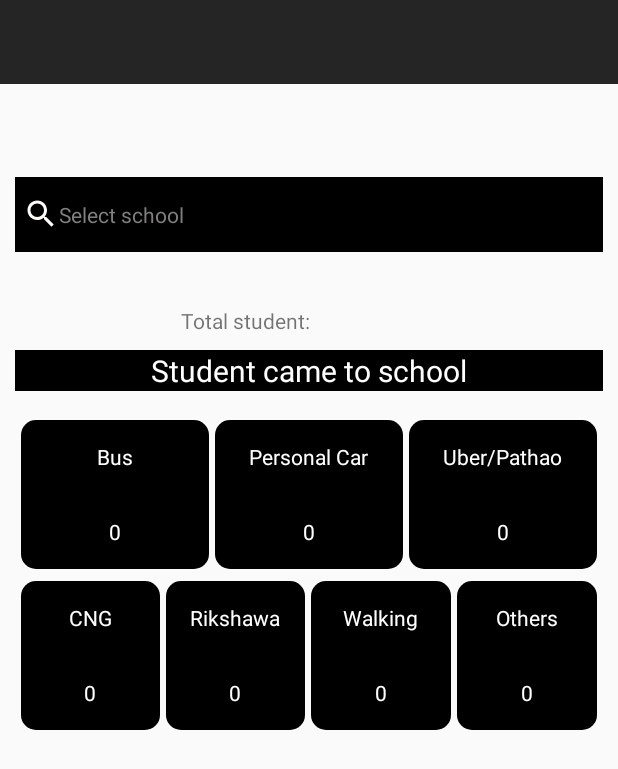
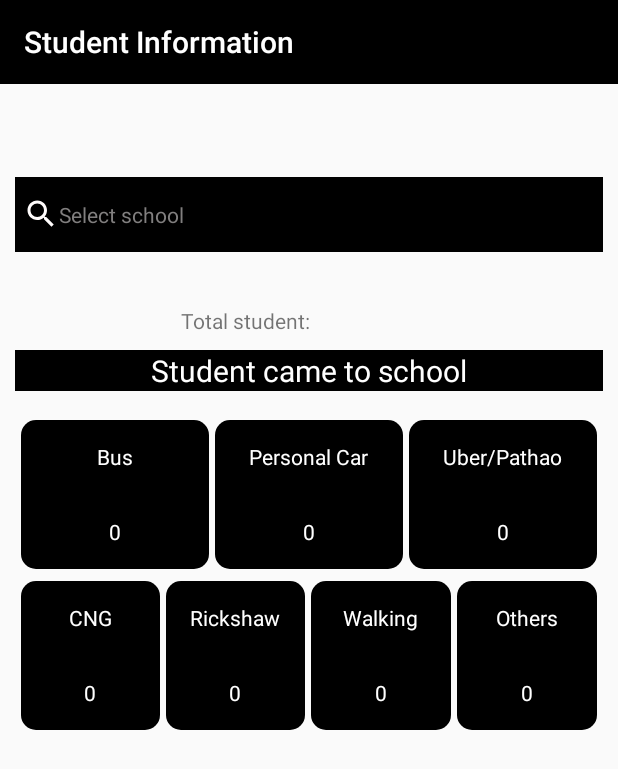
Before and after one commit to easourav/Students, an Android app: the layout activity_report.xml on its own in the app's theme, with its tools: preview values and no code run, on a phone screen of 412 x 824 dp. Shown: the top 769 px of the screen. Run offline under Robolectric (Android 15) with nearby library versions, the phone set to English and light mode, and no system bars; plain views replace PieChart.

Commit message:
done search corrent location

```diff
--- a/app/src/main/res/layout/activity_main.xml
+++ b/app/src/main/res/layout/activity_main.xml
@@ -8,10 +8,12 @@
     android:fitsSystemWindows="true"
     tools:context=".MainActivity">
 
+
     <LinearLayout
         android:layout_width="match_parent"
         android:layout_height="match_parent"
         android:orientation="vertical">
+        <include layout="@layout/toolbar_layout"/>
 
         <LinearLayout
             android:layout_width="match_parent"
--- a/app/src/main/res/layout/activity_report.xml
+++ b/app/src/main/res/layout/activity_report.xml
@@ -13,6 +13,7 @@
         android:orientation="vertical"
         android:weightSum="10"
         android:gravity="center">
+        <include layout="@layout/toolbar_layout"/>
         <LinearLayout
             android:layout_width="match_parent"
             android:layout_height="0dp"
@@ -273,7 +274,7 @@
                                 <TextView
                                     android:layout_width="wrap_content"
                                     android:layout_height="wrap_content"
-                                    android:text="Rikshawa"
+                                    android:text="Rickshaw"
                                     android:textColor="@color/colorWhite"/>
 
                             </LinearLayout>
--- a/app/src/main/res/layout/activity_student_reg.xml
+++ b/app/src/main/res/layout/activity_student_reg.xml
@@ -12,6 +12,7 @@
         android:layout_width="match_parent"
         android:layout_height="match_parent"
         android:orientation="vertical">
+        <include layout="@layout/toolbar_layout"/>
 
 
         <LinearLayout
--- /dev/null
+++ b/app/src/main/res/layout/toolbar_layout.xml
@@ -0,0 +1,12 @@
+<?xml version="1.0" encoding="utf-8"?>
+<android.support.v7.widget.Toolbar xmlns:android="http://schemas.android.com/apk/res/android"
+    xmlns:app="http://schemas.android.com/apk/res-auto"
+    android:layout_width="match_parent"
+    android:layout_height="?attr/actionBarSize"
+    android:background="@color/colorPrimary"
+    style="@style/ThemeOverlay.AppCompat.Dark.ActionBar"
+    android:id="@+id/toolbar"
+    app:titleTextColor="@color/colorWhite"
+    app:title="Student Information">
+
+</android.support.v7.widget.Toolbar>
--- a/app/src/main/res/values/strings.xml
+++ b/app/src/main/res/values/strings.xml
@@ -33,7 +33,7 @@
         <item>Personal car</item>
         <item>Uber/Pathao</item>
         <item>CNG</item>
-        <item>Rikshawa</item>
+        <item>Rickshaw</item>
         <item>Walking</item>
         <item>Others</item>
     </string-array>
--- a/app/src/main/res/values/styles.xml
+++ b/app/src/main/res/values/styles.xml
@@ -1,7 +1,7 @@
 <resources>
 
     <!-- Base application theme. -->
-    <style name="AppTheme" parent="Theme.AppCompat.Light.DarkActionBar">
+    <style name="AppTheme" parent="Theme.AppCompat.Light.NoActionBar">
         <!-- Customize your theme here. -->
         <item name="colorPrimary">@color/colorPrimary</item>
         <item name="colorPrimaryDark">@color/colorPrimaryDark</item>
```
Also changed, not shown: app/src/main/java/com/example/firebasedemo/MainActivity.java (+16 -4 lines), app/src/main/java/com/example/firebasedemo/ReportActivity.java (+14 -32 lines), app/src/main/java/com/example/firebasedemo/StudentRegActivity.java (+20 -6 lines).
